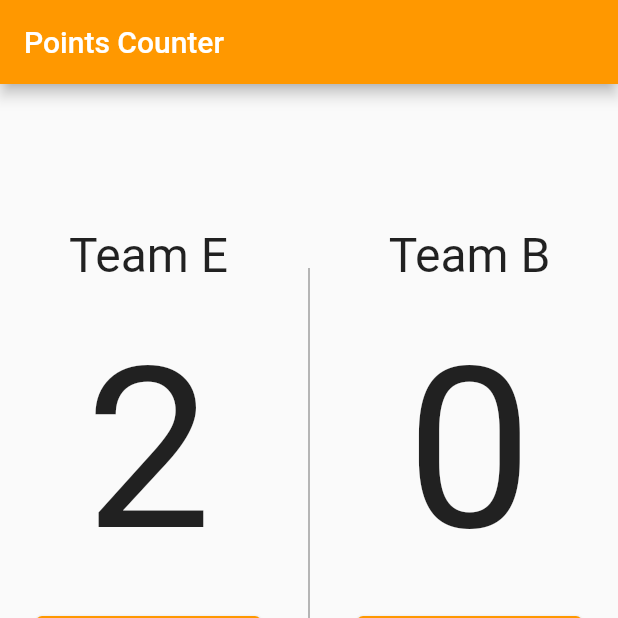
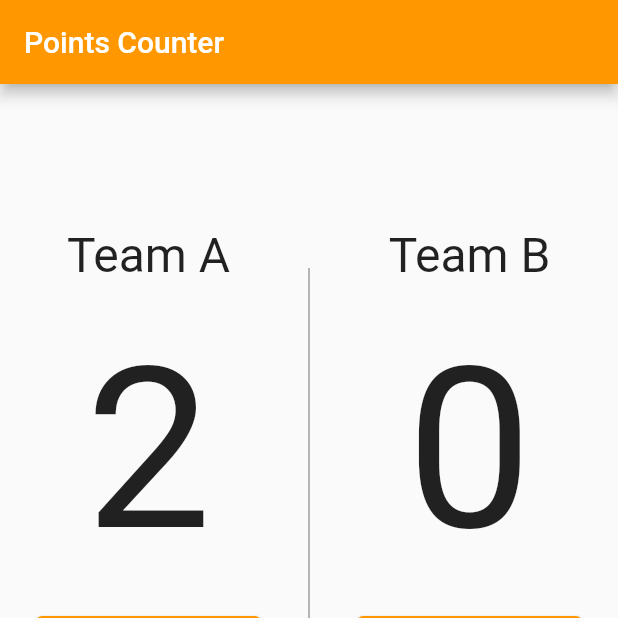
Before and after one commit to Mostafa424-web/basketball_counter, a Flutter app: the screen it shows after launch, after a tap on "Add 2 Point", on a phone screen of 412 x 824 dp, the top half of it. Run offline on Flutter 3.47's test engine with Material 2 defaults, Android fonts, the phone set to English and light mode, and no system bars; our stand-ins replace flutter_bloc.

Commit message:
first commit

```diff
--- /dev/null
+++ b/lib/cubit/counter_cubit.dart
@@ -0,0 +1,20 @@
+import 'package:basketball_counter/cubit/counter_states.dart';
+import 'package:flutter_bloc/flutter_bloc.dart';
+
+class CounterCubit extends Cubit<CounterStates> {
+  CounterCubit() : super(CounterAIncrementState());
+
+  int teamAPoints = 0;
+
+  int teamBPoints = 0;
+
+  void TeamIncrement({required String team,required int buttonNumber}) {
+    if(team == 'A'){
+    teamAPoints += buttonNumber;
+    emit(CounterAIncrementState());
+    }else {
+      teamBPoints += buttonNumber;
+      emit(CounterBIncrementState());
+    }
+  }
+}
--- /dev/null
+++ b/lib/cubit/counter_states.dart
@@ -0,0 +1,8 @@
+abstract class CounterStates {}
+class CounterAIncrementState extends CounterStates{
+
+}
+
+class CounterBIncrementState extends CounterStates {
+
+}
--- a/lib/main.dart
+++ b/lib/main.dart
@@ -1,33 +1,45 @@
 
 
+import 'package:basketball_counter/cubit/counter_cubit.dart';
+import 'package:basketball_counter/cubit/counter_states.dart';
 import 'package:flutter/material.dart';
+import 'package:flutter_bloc/flutter_bloc.dart';
 
 void main() {
-  runApp(pointsCounter());
+  runApp(const PointsCounter());
 }
 
-class pointsCounter extends StatefulWidget {
-  @override
-  State<pointsCounter> createState() => _pointsCounterState();
-}
+class PointsCounter extends StatelessWidget {
+  const PointsCounter({super.key});
 
-class _pointsCounterState extends State<pointsCounter> {
-  int teamAPoints = 0;
 
-  int teamBPoints = 0;
-
-  void addOnePoint() {
-    print('add one point');
-  }
 
   @override
   Widget build(BuildContext context) {
-    return MaterialApp(
-      debugShowCheckedModeBanner: false,
-      home: Scaffold(
+    return BlocProvider(
+      create: (context) => CounterCubit(),
+      child:  MaterialApp(
+        debugShowCheckedModeBanner: false,
+        home: HomePage(),
+      ),
+    );
+  }
+}
+
+class HomePage extends StatelessWidget {
+   HomePage({
+    Key? key,
+  }) : super(key: key);
+
+ int teamAPoints = 0;
+  int teamBPoints = 0;
+  @override
+  Widget build(BuildContext context) {
+    return BlocConsumer<CounterCubit , CounterStates>(builder: (context , state) {
+      return Scaffold(
         appBar: AppBar(
           backgroundColor: Colors.orange,
-          title: Text('Points Counter'),
+          title: const Text('Points Counter'),
         ),
         body: Column(
           mainAxisAlignment: MainAxisAlignment.spaceEvenly,
@@ -35,36 +47,33 @@ class _pointsCounterState extends State<pointsCounter> {
             Row(
               mainAxisAlignment: MainAxisAlignment.spaceEvenly,
               children: [
-                Container(
+                SizedBox(
                   height: 500,
                   child: Column(
                     mainAxisAlignment: MainAxisAlignment.spaceEvenly,
                     children: [
-                      Text(
-                        'Team E',
+                      const Text(
+                        'Team A',
                         style: TextStyle(
                           fontSize: 32,
                         ),
                       ),
-                      Text(
-                        '$teamAPoints',
-                        style: TextStyle(
+                       Text(
+                        '${BlocProvider.of<CounterCubit>(context).teamAPoints}',
+                        style: const TextStyle(
                           fontSize: 150,
                         ),
                       ),
                       ElevatedButton(
                         style: ElevatedButton.styleFrom(
-                          padding: EdgeInsets.all(8),
+                          padding: const EdgeInsets.all(8),
                           primary: Colors.orange,
-                          minimumSize: Size(150, 50),
+                          minimumSize: const Size(150, 50),
                         ),
                         onPressed: () {
-                          setState(() {
-                            teamAPoints++;
-                          });
-                          print(teamAPoints);
+                            BlocProvider.of<CounterCubit>(context).TeamIncrement(team: 'A', buttonNumber: 1);
                         },
-                        child: Text(
+                        child: const Text(
                           'Add 1 Point ',
                           style: TextStyle(
                             fontSize: 18,
@@ -75,14 +84,12 @@ class _pointsCounterState extends State<pointsCounter> {
                       ElevatedButton(
                         style: ElevatedButton.styleFrom(
                           primary: Colors.orange,
-                          minimumSize: Size(150, 50),
+                          minimumSize: const Size(150, 50),
                         ),
                         onPressed: () {
-                          setState(() {
-                            teamAPoints += 2;
-                          });
+                          BlocProvider.of<CounterCubit>(context).TeamIncrement(team: 'A', buttonNumber: 2);
                         },
-                        child: Text(
+                        child: const Text(
                           'Add 2 Point',
                           style: TextStyle(
                             fontSize: 18,
@@ -93,14 +100,12 @@ class _pointsCounterState extends State<pointsCounter> {
                       ElevatedButton(
                         style: ElevatedButton.styleFrom(
                           primary: Colors.orange,
-                          minimumSize: Size(150, 50),
+                          minimumSize: const Size(150, 50),
                         ),
                         onPressed: () {
-                          setState(() {
-                            teamAPoints += 3;
-                          });
+                          BlocProvider.of<CounterCubit>(context).TeamIncrement(team: 'A', buttonNumber: 3);
                         },
-                        child: Text(
+                        child: const Text(
                           'Add 3 Point ',
                           style: TextStyle(
                             fontSize: 18,
@@ -111,7 +116,7 @@ class _pointsCounterState extends State<pointsCounter> {
                     ],
                   ),
                 ),
-                Container(
+                const SizedBox(
                   height: 500,
                   child: VerticalDivider(
                     indent: 50,
@@ -120,34 +125,33 @@ class _pointsCounterState extends State<pointsCounter> {
                     thickness: 1,
                   ),
                 ),
-                Container(
+                SizedBox(
                   height: 500,
                   child: Column(
                     mainAxisAlignment: MainAxisAlignment.spaceEvenly,
                     children: [
-                      Text(
+                      const Text(
                         'Team B',
                         style: TextStyle(
                           fontSize: 32,
                         ),
                       ),
-                      Text(
-                        '$teamBPoints',
-                        style: TextStyle(
+                       Text(
+                        '${BlocProvider.of<CounterCubit>(context).teamBPoints}',
+                        style: const TextStyle(
                           fontSize: 150,
                         ),
                       ),
                       ElevatedButton(
                         style: ElevatedButton.styleFrom(
-                          padding: EdgeInsets.all(8),
+                          padding: const EdgeInsets.all(8),
                           primary: Colors.orange,
-                          minimumSize: Size(150, 50),
+                          minimumSize: const Size(150, 50),
                         ),
                         onPressed: () {
-                          setState(() {});
-                          teamBPoints++;
+                          BlocProvider.of<CounterCubit>(context).TeamIncrement(team: 'B', buttonNumber: 1);
                         },
-                        child: Text(
+                        child: const Text(
                           'Add 1 Point ',
                           style: TextStyle(
                             fontSize: 18,
@@ -158,13 +162,12 @@ class _pointsCounterState extends State<pointsCounter> {
                       ElevatedButton(
                         style: ElevatedButton.styleFrom(
                           primary: Colors.orange,
-                          minimumSize: Size(150, 50),
+                          minimumSize: const Size(150, 50),
                         ),
                         onPressed: () {
-                          setState(() {});
-                          teamBPoints += 2;
+                          BlocProvider.of<CounterCubit>(context).TeamIncrement(team: 'B', buttonNumber: 2);
                         },
-                        child: Text(
+                        child: const Text(
                           'Add 2 Point ',
                           style: TextStyle(
                             fontSize: 18,
@@ -175,14 +178,12 @@ class _pointsCounterState extends State<pointsCounter> {
                       ElevatedButton(
                         style: ElevatedButton.styleFrom(
                           primary: Colors.orange,
-                          minimumSize: Size(150, 50),
+                          minimumSize: const Size(150, 50),
                         ),
                         onPressed: () {
-                          setState(() {
-                            teamBPoints += 3;
-                          });
+                          BlocProvider.of<CounterCubit>(context).TeamIncrement(team: 'B', buttonNumber: 3);
                         },
-                        child: Text(
+                        child: const Text(
                           'Add 3 Point ',
                           style: TextStyle(
                             fontSize: 18,
@@ -197,17 +198,14 @@ class _pointsCounterState extends State<pointsCounter> {
             ),
             ElevatedButton(
               style: ElevatedButton.styleFrom(
-                padding: EdgeInsets.all(8),
+                padding: const EdgeInsets.all(8),
                 primary: Colors.orange,
-                minimumSize: Size(150, 50),
+                minimumSize: const Size(150, 50),
               ),
               onPressed: () {
-                setState(() {
-                  teamAPoints = 0;
-                  teamBPoints = 0;
-                });
+
               },
-              child: Text(
+              child: const Text(
                 'Reset',
                 style: TextStyle(
                   fontSize: 18,
@@ -217,7 +215,14 @@ class _pointsCounterState extends State<pointsCounter> {
             ),
           ],
         ),
-      ),
-    );
+      );
+    },
+        listener: (context , state) {
+      if(state is CounterAIncrementState) {
+       teamAPoints =  BlocProvider.of<CounterCubit>(context).teamAPoints;
+      } else {
+        teamBPoints = BlocProvider.of<CounterCubit>(context).teamBPoints;
+      }
+        });
   }
 }
--- a/pubspec.yaml
+++ b/pubspec.yaml
@@ -36,6 +36,7 @@ dependencies:
   # The following adds the Cupertino Icons font to your application.
   # Use with the CupertinoIcons class for iOS style icons.
   cupertino_icons: ^1.0.2
+  flutter_bloc: ^8.1.1
 
 dev_dependencies:
   flutter_test:
```
Also changed, not shown: pubspec.lock, 1 other file.
